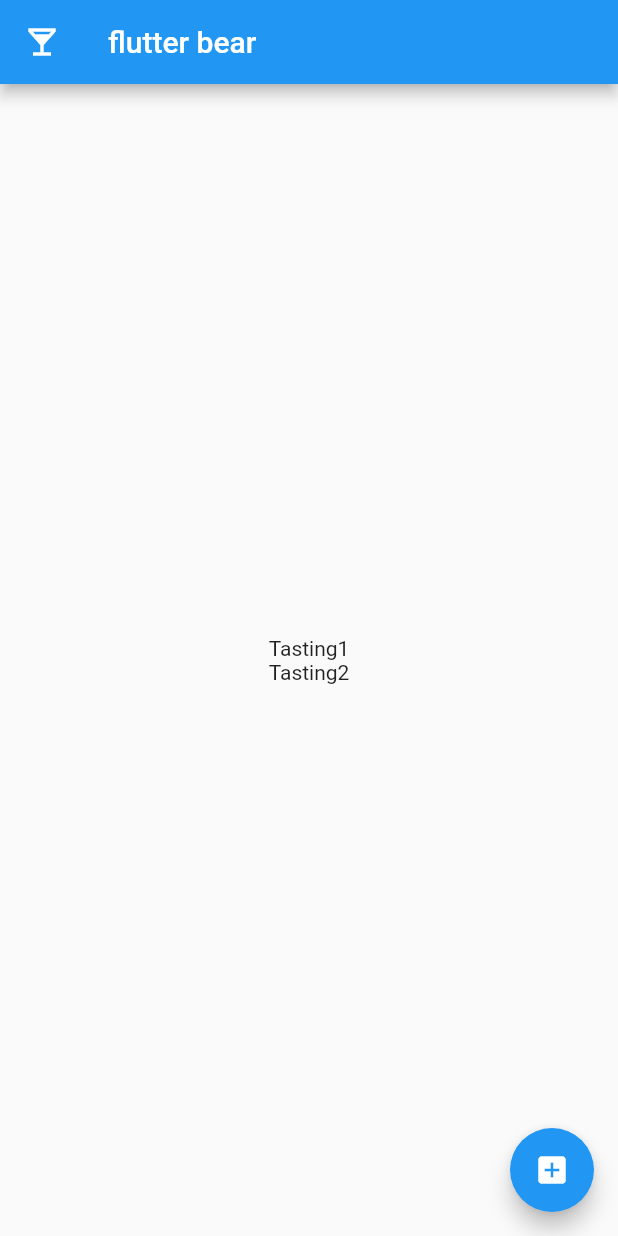
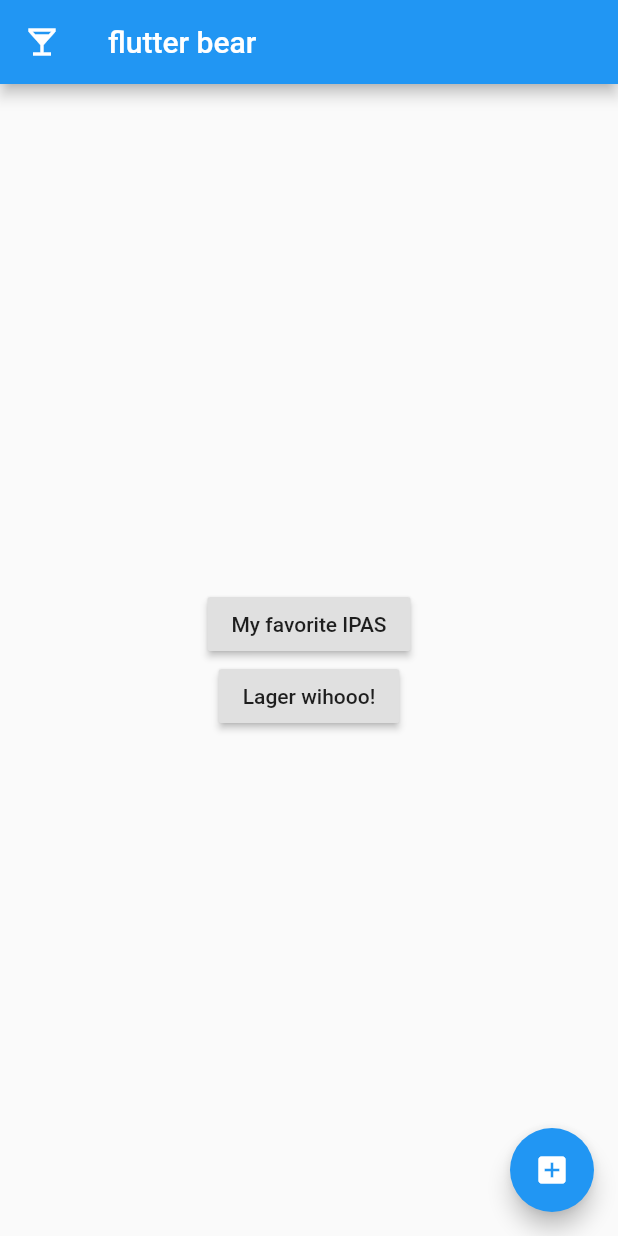
Before and after one commit to abilia/flutterbeer, a Flutter app: the screen it shows after launch, on a phone screen of 412 x 824 dp. Run offline on Flutter 3.47's test engine with Material 2 defaults, Android fonts, the light colour scheme and no system bars; our stand-ins replace flutter_redux, redux.

Commit message:
- added some mock data and navigation from start page list to voting page

```diff
--- a/lib/main.dart
+++ b/lib/main.dart
@@ -59,8 +59,14 @@ class MainScreen extends StatelessWidget {
               converter: (Store<AppState> store) => store.state,
               builder: (context, state) {
                 return Column(
-                    children:
-                        state.tastings.map((t) => Text(t.title)).toList());
+                    children: state.tastings
+                        .map((t) => RaisedButton(
+                            onPressed: () {
+                              Navigator.pushNamed(context, '/vote',
+                                  arguments: t.id);
+                            },
+                            child: Text(t.title)))
+                        .toList());
               },
             ),
           ],
--- a/lib/model/app_model.dart
+++ b/lib/model/app_model.dart
@@ -1,11 +1,17 @@
 class BeerTasting {
+  String id;
   String title;
   List<Beer> beers;
-  BeerTasting(String title) {
+  BeerTasting(String id, String title, List<Beer> beers) {
+    this.id = id;
     this.title = title;
+    this.beers = beers;
   }
 }
 
 class Beer {
   String name;
+  Beer(String name) {
+    this.name = name;
+  }
 }
--- a/lib/state/app_state.dart
+++ b/lib/state/app_state.dart
@@ -5,6 +5,8 @@ class AppState {
 
   AppState(this.tastings);
 
-  factory AppState.initial() => AppState(
-      List.unmodifiable([BeerTasting("Tasting1"), BeerTasting("Tasting2")]));
+  factory AppState.initial() => AppState(List.unmodifiable([
+        BeerTasting("1", "My favorite IPAS", [Beer("GO IPA"), Beer("Ipa 2")]),
+        BeerTasting("2", "Lager wihooo!", [Beer("Lager 1"), Beer("Lager 2")])
+      ]));
 }
```
Also changed, not shown: lib/vote.dart (+11 -7 lines).
